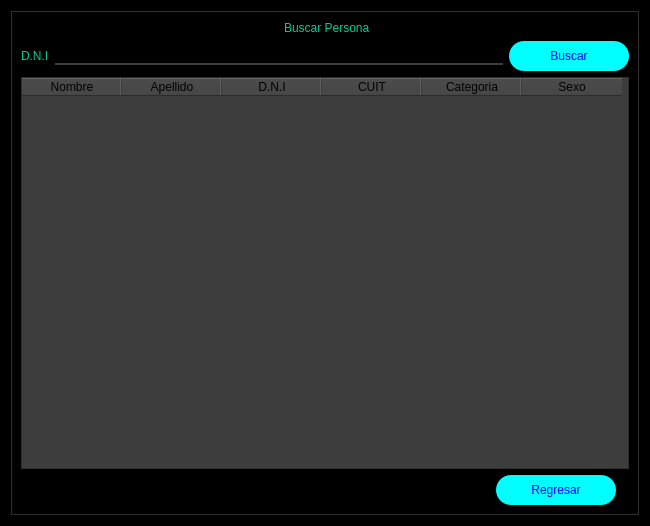
Qt form cliente/buscarPesona/Buscar.ui (CodeSystem2022/Proyecto-Integrador-Python-TEAM-FORTRAN-2023) before a commit.
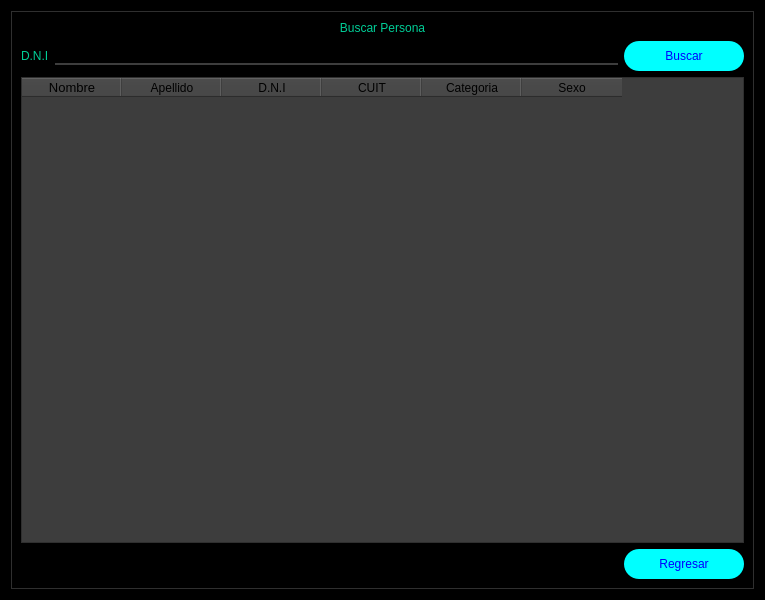
The same form after that commit. The open tabs and pages were chosen to show the change.

Commit message:
Modificamos GUI de buscarPersona#10
Modificaciones

What changed in the file:
```diff
--- a/cliente/buscarPesona/Buscar.ui
+++ b/cliente/buscarPesona/Buscar.ui
@@ -6,8 +6,8 @@
    <rect>
     <x>0</x>
     <y>0</y>
-    <width>650</width>
-    <height>526</height>
+    <width>765</width>
+    <height>600</height>
    </rect>
   </property>
   <property name="windowTitle">
@@ -123,15 +123,12 @@
              </property>
              <item>
               <widget class="QStackedWidget" name="stackedWidget">
-               <widget class="QWidget" name="page_rgistro">
-                <layout class="QVBoxLayout" name="verticalLayout_9"/>
-               </widget>
-               <widget class="QWidget" name="page_buscar">
-                <layout class="QVBoxLayout" name="verticalLayout_6">
+               <widget class="QWidget" name="buscarPersona">
+                <layout class="QVBoxLayout" name="verticalLayout_4">
                  <item>
                   <widget class="QLabel" name="label">
                    <property name="text">
-                    <string> Buscar Persona</string>
+                    <string>Buscar Persona</string>
                    </property>
                    <property name="alignment">
                     <set>Qt::AlignCenter</set>
@@ -139,7 +136,7 @@
                   </widget>
                  </item>
                  <item>
-                  <layout class="QHBoxLayout" name="horizontalLayout_4">
+                  <layout class="QHBoxLayout" name="horizontalLayout_2">
                    <item>
                     <widget class="QLabel" name="label_2">
                      <property name="text">
@@ -151,7 +148,7 @@
                     <widget class="QLineEdit" name="lineEdit"/>
                    </item>
                    <item>
-                    <widget class="QPushButton" name="pushButton_5">
+                    <widget class="QPushButton" name="pushButton">
                      <property name="minimumSize">
                       <size>
                        <width>120</width>
@@ -166,13 +163,21 @@
                   </layout>
                  </item>
                  <item>
-                  <layout class="QHBoxLayout" name="horizontalLayout_5">
+                  <layout class="QHBoxLayout" name="horizontalLayout_4">
                    <item>
                     <widget class="QTableWidget" name="tableWidget">
                      <column>
                       <property name="text">
                        <string>Nombre</string>
                       </property>
+                      <property name="font">
+                       <font>
+                        <pointsize>10</pointsize>
+                       </font>
+                      </property>
+                      <property name="textAlignment">
+                       <set>AlignCenter</set>
+                      </property>
                      </column>
                      <column>
                       <property name="text">
@@ -204,7 +209,7 @@
                   </layout>
                  </item>
                  <item>
-                  <layout class="QHBoxLayout" name="horizontalLayout_2">
+                  <layout class="QHBoxLayout" name="horizontalLayout_3">
                    <item>
                     <spacer name="horizontalSpacer">
                      <property name="orientation">
@@ -219,7 +224,7 @@
                     </spacer>
                    </item>
                    <item>
-                    <widget class="QPushButton" name="pushButton">
+                    <widget class="QPushButton" name="pushButton_2">
                      <property name="minimumSize">
                       <size>
                        <width>120</width>
@@ -231,13 +236,6 @@
                      </property>
                     </widget>
                    </item>
-                   <item>
-                    <widget class="QLabel" name="label_18">
-                     <property name="text">
-                      <string/>
-                     </property>
-                    </widget>
-                   </item>
                   </layout>
                  </item>
                 </layout>
```
Left out of the diff: 4 changed lines with no effect on the pictures.
